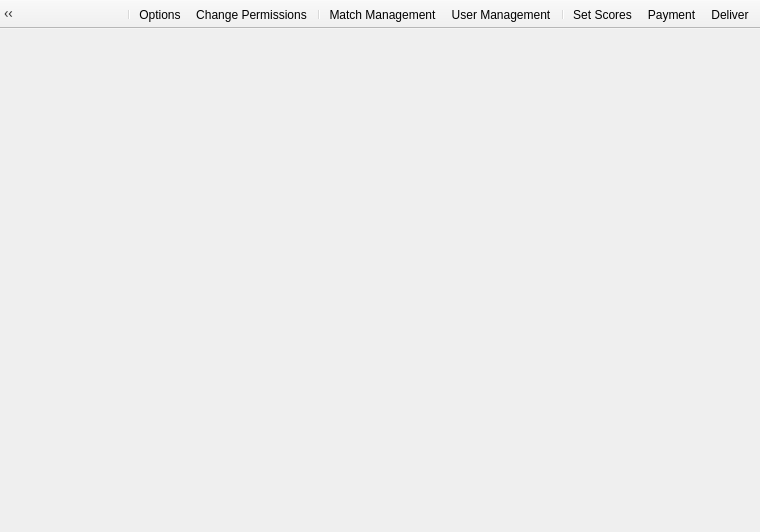
Qt form Client/reghaabat/mainwindow.ui (nournia/ketabkhaane) before a commit.
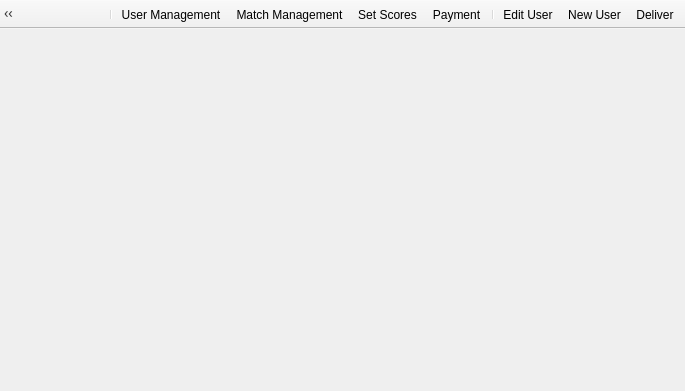
The same form after that commit. Icons and pictures are not drawn.

What changed in the file:
```diff
--- a/Client/reghaabat/mainwindow.ui
+++ b/Client/reghaabat/mainwindow.ui
@@ -6,8 +6,8 @@
    <rect>
     <x>0</x>
     <y>0</y>
-    <width>760</width>
-    <height>532</height>
+    <width>685</width>
+    <height>391</height>
    </rect>
   </property>
   <property name="windowTitle">
@@ -59,11 +59,13 @@
     <bool>false</bool>
    </attribute>
    <addaction name="actionDeliver"/>
+   <addaction name="actionNewUser"/>
+   <addaction name="actionEditUser"/>
+   <addaction name="separator"/>
    <addaction name="actionPayment"/>
    <addaction name="actionSetScores"/>
-   <addaction name="separator"/>
-   <addaction name="actionUserManagement"/>
    <addaction name="actionMatchManagement"/>
+   <addaction name="actionUserManagement"/>
    <addaction name="separator"/>
    <addaction name="actionChangePermissions"/>
    <addaction name="actionOptions"/>
@@ -185,6 +187,24 @@
     <string>Payment</string>
    </property>
   </action>
+  <action name="actionNewUser">
+   <property name="icon">
+    <iconset resource="reghaabat.qrc">
+     <normaloff>:/images/add_user.png</normaloff>:/images/add_user.png</iconset>
+   </property>
+   <property name="text">
+    <string>New User</string>
+   </property>
+  </action>
+  <action name="actionEditUser">
+   <property name="icon">
+    <iconset resource="reghaabat.qrc">
+     <normaloff>:/images/edit_user.png</normaloff>:/images/edit_user.png</iconset>
+   </property>
+   <property name="text">
+    <string>Edit User</string>
+   </property>
+  </action>
  </widget>
  <layoutdefault spacing="6" margin="11"/>
  <resources>
```
Left out of the diff: 3 changed lines with no effect on the pictures.
